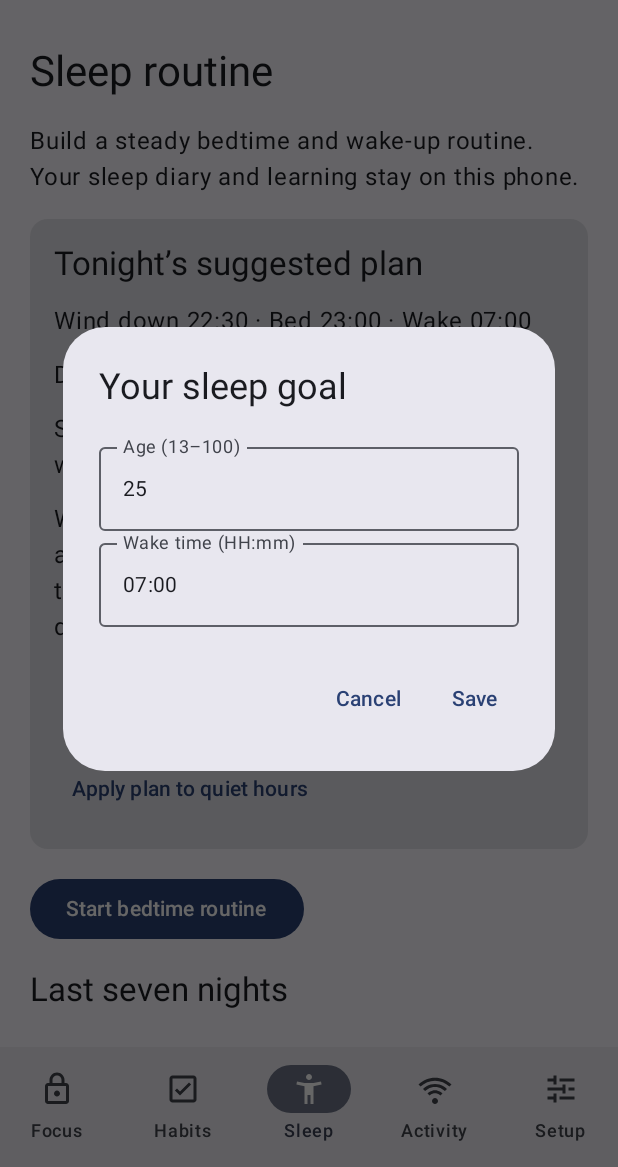
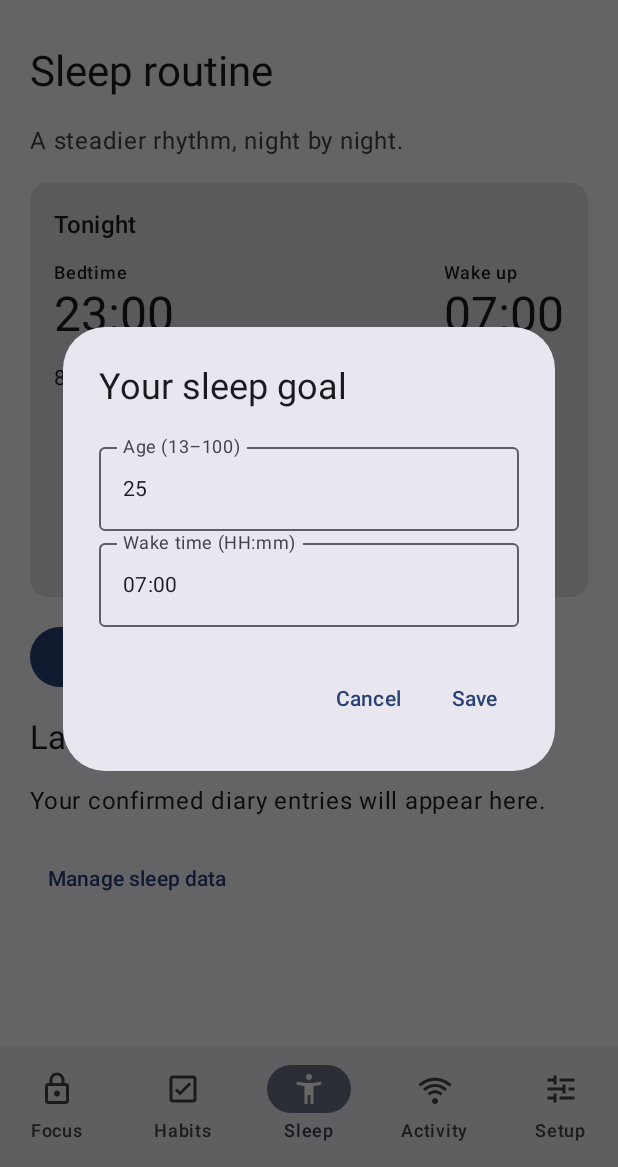
Before and after one commit to Shail9802/Tapwell, an Android app built with Jetpack Compose: the screen it shows after launch (MainActivity), item 3 of the bottom bar chosen, on a phone screen of 412 x 824 dp, the part 69-1236 px from its top. Run offline under Robolectric (Android 15) with nearby library versions, the phone set to English and light mode, and no system bars; libraries missing offline, so code that uses them is left out: androidx.health.connect; 6 statements that could not run were skipped.

Commit message:
Simplify app layouts and adaptive widget detail

```diff
--- a/app/build.gradle.kts
+++ b/app/build.gradle.kts
@@ -21,8 +21,8 @@ android {
         applicationId = "app.tapwell"
         minSdk = 31
         targetSdk = 36
-        versionCode = 27
-        versionName = "2.5.1"
+        versionCode = 28
+        versionName = "2.6.0"
         buildConfigField("boolean", "SAMSUNG_HEALTH_APPROVED", (samsungSdk != null && samsungApproved).toString())
         resValue("string", "google_web_client_id", providers.gradleProperty("tapwellGoogleWebClientId")
             .getOrElse("722832906948-2226jgg6oogc8unq3608mihn0nl5tgff.apps.googleusercontent.com"))
--- a/app/src/main/java/app/tapwell/Dashboard.kt
+++ b/app/src/main/java/app/tapwell/Dashboard.kt
@@ -136,7 +136,7 @@ private fun FocusPage(activity: MainActivity, now: Long, blocker: Boolean, onSet
     var addTarget by rememberSaveable { mutableStateOf<String?>(null) }
     var limitTarget by rememberSaveable { mutableStateOf<String?>(null) }
 
-    PageHeading("Focus", "Put a physical tap between you and the apps you want to spend less time in.")
+    PageHeading("Focus", "A little space from your apps.")
     FeatureCard(
         Symbol.LOCK,
         when {
@@ -289,7 +289,7 @@ private fun ActivityPage(activity: MainActivity, now: Long) {
         }
         counts
     }
-    PageHeading("Activity", "See screen time, Focus activity, and habit logs.")
+    PageHeading("Activity", "Your day at a glance.")
     Row(horizontalArrangement = Arrangement.spacedBy(8.dp)) {
         FilterChip(days == 1, { days = 1 }, label = { Text("Today") })
         FilterChip(days == 7, { days = 7 }, label = { Text("Last 7 days") })
@@ -353,7 +353,7 @@ private fun HabitsPage(
 ) {
     val store = activity.store
     var editingId by rememberSaveable { mutableStateOf<String?>(null) }
-    PageHeading("Habits", "Set reminders for your routines and choose how to complete them.")
+    PageHeading("Habits", "Small routines, one tap at a time.")
     FilledTonalButton(onClick = { editingId = "" }) {
         TapIcon(Symbol.PLUS)
         Text("Add habit", Modifier.padding(start = 4.dp))
@@ -434,7 +434,7 @@ private fun HabitCard(activity: MainActivity, habit: Habit, now: Long, onConfigu
                 modifier = Modifier.fillMaxWidth()
             )
             val servings = (settings.goalMl + settings.servingMl - 1) / settings.servingMl
-            Text("${settings.servingMl} mL per scan · $servings ${if (servings == 1) "serving" else "servings"} per day",
+            Text("${settings.servingMl} mL per tap · $servings servings",
                 style = MaterialTheme.typography.bodyMedium)
         }
         Row(Modifier.fillMaxWidth(), horizontalArrangement = Arrangement.spacedBy(8.dp)) {
@@ -449,9 +449,7 @@ private fun HabitCard(activity: MainActivity, habit: Habit, now: Long, onConfigu
             }
             OutlinedButton(onClick = onConfigure, modifier = Modifier.weight(1f)) { Text("Configure") }
         }
-        if (settings.needsNfc && !needsPairing) {
-            TextButton(onClick = onManageTags) { Text("Manage tags") }
-        }
+        if (settings.needsNfc && !needsPairing) TextButton(onClick = onManageTags) { Text("Tags") }
     }
 }
 
@@ -470,7 +468,14 @@ private fun SetupPage(
     var quietHours by rememberSaveable { mutableStateOf(false) }
     var mealSnoozes by rememberSaveable { mutableStateOf(false) }
     var about by rememberSaveable { mutableStateOf(false) }
-    PageHeading("Setup", "Pair your tags and turn on the Android permissions Tapwell uses.")
+    var section by rememberSaveable { mutableStateOf("Reminders") }
+    PageHeading("Setup", "Make Tapwell yours.")
+    androidx.compose.foundation.layout.FlowRow(horizontalArrangement = Arrangement.spacedBy(8.dp)) {
+        listOf("Reminders", "Tags", "Permissions", "App").forEach { name ->
+            FilterChip(section == name, { section = name }, label = { Text(name) })
+        }
+    }
+    if (section == "App") {
     SetupRow("Appearance", "Choose Monet colors and your launcher icon.", "Open", false) { appearance = true }
     if (appearance) AppearanceDialog(activity, dismiss = { appearance = false })
     SetupRow("NFC automation", "Set up Samsung routines or direct NFC control.", "Open", false) { nfcAutomation = true }
@@ -479,6 +484,8 @@ private fun SetupPage(
         deviceAdministration = true
     }
     if (deviceAdministration) DeviceAdministrationDialog(activity, dismiss = { deviceAdministration = false })
+    }
+    if (section == "Reminders") {
     SetupRow("Reminder alerts", "Choose a gentle chime or vibration only, and send a test alert.", "Open", false) { alertSettings = true }
     if (alertSettings) ReminderAlertsDialog(activity, dismiss = { alertSettings = false })
     SetupRow("Sleep quiet hours", "Pause habit reminders overnight. Default: 22:30–07:00.", "Open",
@@ -487,13 +494,16 @@ private fun SetupPage(
     SetupRow("Meal snooze", "Pause habit alerts during lunch and dinner.", "Open",
         activity.store.mealSnoozes().any { it.enabled }) { mealSnoozes = true }
     if (mealSnoozes) MealSnoozeDialog(activity, dismiss = { mealSnoozes = false })
+    }
+    if (section == "App") {
     val googleUser = remember(revision) { activity.store.googleUser() }
     SetupRow("Google account", googleUser?.email ?: "Sign in to sync and restore your Tapwell setup.", "Open", googleUser != null) { googleSync = true }
     if (googleSync) GoogleAccountDialog(activity, dismiss = { googleSync = false })
     SetupRow("Water & health apps", "Optional water export through Health Connect. Check Samsung Health compatibility.", "Open",
         activity.store.waterExportEnabled()) { waterHealth = true }
     if (waterHealth) WaterHealthDialog(activity, dismiss = { waterHealth = false })
-    Text("NFC tags", style = MaterialTheme.typography.titleLarge)
+    }
+    if (section == "Tags") {
     TagRole.entries.forEach { role ->
         val count = remember(revision, role) { activity.store.tags(role.slot).size }
         val detail = when (role) {
@@ -504,7 +514,8 @@ private fun SetupPage(
         val status = if (count == 0) detail else "$detail · $count paired"
         SetupRow("${role.title} tags", status, if (count > 0) "Manage" else "Pair", count > 0) { manageTags(role.slot) }
     }
-    Text("Permissions", style = MaterialTheme.typography.titleLarge)
+    }
+    if (section == "Permissions") {
     SetupRow("Accessibility", "Detects locked apps and the visible Shorts player on your phone.", "Open", blocker) {
         activity.openSettings(Intent(Settings.ACTION_ACCESSIBILITY_SETTINGS))
     }
@@ -518,8 +529,11 @@ private fun SetupPage(
     SetupRow("Reminder pop-ups", "Allow Tapwell to show the reminder screen over apps and on the lock screen.", "Open", popups) {
         activity.openSettings(Intent(Settings.ACTION_MANAGE_OVERLAY_PERMISSION, Uri.parse("package:${activity.packageName}")))
     }
+    }
+    if (section == "App") {
     SetupRow("About", "Meet the developer and find Tapwell’s source code.", "Open", false) { about = true }
     if (about) AboutDialog(activity, dismiss = { about = false })
+    }
 }
 
 @Composable
@@ -527,7 +541,7 @@ private fun SetupRow(title: String, detail: String, action: String, ready: Boole
     Surface(color = MaterialTheme.colorScheme.surfaceContainerLow, shape = MaterialTheme.shapes.large) {
         ListItem(
             headlineContent = { Text(title) },
-            supportingContent = { Text("${if (ready) "Ready · " else ""}$detail") },
+            supportingContent = { Text(if (ready) "Ready · $detail" else detail, style = MaterialTheme.typography.bodySmall, maxLines = 2, overflow = androidx.compose.ui.text.style.TextOverflow.Ellipsis) },
             trailingContent = { TextButton(onClick = onClick) { Text(action) } },
             colors = ListItemDefaults.colors(containerColor = MaterialTheme.colorScheme.surfaceContainerLow)
         )
@@ -537,8 +551,8 @@ private fun SetupRow(title: String, detail: String, action: String, ready: Boole
 @Composable
 private fun PageHeading(title: String, body: String) {
     Column(verticalArrangement = Arrangement.spacedBy(6.dp), modifier = Modifier.padding(bottom = 4.dp)) {
-        Text(title, style = MaterialTheme.typography.displaySmall)
-        Text(body, style = MaterialTheme.typography.bodyLarge, color = MaterialTheme.colorScheme.onSurfaceVariant)
+        Text(title, style = MaterialTheme.typography.headlineMedium)
+        Text(body, style = MaterialTheme.typography.bodyMedium, color = MaterialTheme.colorScheme.onSurfaceVariant)
     }
 }
 
@@ -553,15 +567,15 @@ private fun FeatureCard(
     val colors = MaterialTheme.colorScheme
     Card(
         colors = CardDefaults.cardColors(
-            containerColor = if (emphasized) colors.primaryContainer else colors.surfaceContainerLow,
-            contentColor = if (emphasized) colors.onPrimaryContainer else colors.onSurface
+            containerColor = colors.surfaceContainerLow,
+            contentColor = colors.onSurface
         ),
         shape = MaterialTheme.shapes.extraLarge
     ) {
-        Column(Modifier.fillMaxWidth().padding(20.dp), verticalArrangement = Arrangement.spacedBy(12.dp)) {
+        Column(Modifier.fillMaxWidth().padding(16.dp), verticalArrangement = Arrangement.spacedBy(8.dp)) {
             Row(verticalAlignment = Alignment.CenterVertically, horizontalArrangement = Arrangement.spacedBy(12.dp)) {
-                IconBadge(symbol, prominent = emphasized)
-                Text(title, style = MaterialTheme.typography.titleLarge)
+                TapIcon(symbol)
+                Text(title, style = MaterialTheme.typography.titleMedium)
             }
             Text(description, style = MaterialTheme.typography.bodyMedium)
             content()
--- a/app/src/main/java/app/tapwell/SleepRoutine.kt
+++ b/app/src/main/java/app/tapwell/SleepRoutine.kt
@@ -68,34 +68,43 @@ internal fun SleepRoutine(activity: MainActivity, now: Long) {
     var configure by remember { mutableStateOf(!sleep.configured()) }
     var checkIn by remember { mutableStateOf(false) }
     var clear by remember { mutableStateOf(false) }
+    var details by remember { mutableStateOf(false) }
     val nights = remember(revision) { sleep.nights() }
     val zone = ZoneId.systemDefault()
     val suggestion = remember(revision) { suggestSleep(sleep.age(), sleep.wake(), nights, zone) }
     Text("Sleep routine", style = MaterialTheme.typography.headlineMedium)
-    Text("Build a steady bedtime and wake-up routine. Your sleep diary and learning stay on this phone.")
+    Text("A steadier rhythm, night by night.", color = MaterialTheme.colorScheme.onSurfaceVariant)
     Card(Modifier.fillMaxWidth()) {
         Column(Modifier.fillMaxWidth().padding(16.dp), verticalArrangement = Arrangement.spacedBy(12.dp)) {
-            Text("Tonight’s suggested plan", style = MaterialTheme.typography.titleLarge)
-            Text("Wind down ${sleepClock(Math.floorMod(suggestion.bedtime - 30, 1440))} · Bed ${sleepClock(suggestion.bedtime)} · Wake ${sleepClock(suggestion.wake)}")
-            Text("Duration target: ${suggestion.duration / 60} h ${suggestion.duration % 60} min")
+            Text("Tonight", style = MaterialTheme.typography.titleMedium)
+            Row(Modifier.fillMaxWidth(), horizontalArrangement = Arrangement.SpaceBetween) {
+                Column { Text("Bedtime", style = MaterialTheme.typography.labelMedium); Text(sleepClock(suggestion.bedtime), style = MaterialTheme.typography.headlineLarge) }
+                Column { Text("Wake up", style = MaterialTheme.typography.labelMedium); Text(sleepClock(suggestion.wake), style = MaterialTheme.typography.headlineLarge) }
+            }
+            Text("${suggestion.duration / 60} h ${suggestion.duration % 60} min target · Wind down ${sleepClock(Math.floorMod(suggestion.bedtime - 30, 1440))}", style = MaterialTheme.typography.bodyMedium)
+            TextButton(onClick = { details = !details }) { Text(if (details) "Hide plan details" else "About this plan") }
+            if (details) {
             Text(if (suggestion.samples < 3) "Starting target for age ${sleep.age()}. Log at least three well-rested nights to personalise duration."
                 else "Local nearest-neighbour estimate from ${suggestion.samples} well-rested nights near your chosen wake time. Confidence: limited; confirm how you feel.")
             Text("When moving bedtime earlier, suggestions advance by up to 15 minutes per step. A transition night may still fall short of your duration target.")
-            TextButton(onClick = { configure = true }) { Text("Age & wake time") }
+            }
+            Row {
+            TextButton(onClick = { configure = true }) { Text("Edit goal") }
             TextButton(onClick = {
                 activity.store.saveQuietHours(QuietHours(true, suggestion.bedtime, suggestion.wake))
                 Reminders.reconcile(activity)
                 activity.notice("Suggested quiet hours applied")
-            }) { Text("Apply plan to quiet hours") }
+            }) { Text("Use quiet hours") }
+            }
         }
     }
     if (sleep.start() == 0L) {
         Button(onClick = { sleep.begin(now, zone); revision++; Reminders.reconcile(activity) }) { Text("Start bedtime routine") }
-        if (activity.store.hasTags(TagRole.FOCUS.slot)) OutlinedButton(onClick = {
+        if (activity.store.hasTags(TagRole.FOCUS.slot)) TextButton(onClick = {
             activity.scanRole(TagRole.FOCUS, "Bedtime ritual", "Scan a paired Focus tag to begin quiet hours.") {
                 sleep.begin(System.currentTimeMillis(), zone); revision++; Reminders.reconcile(activity)
             }
-        }) { Text("Start with Focus NFC tag") }
+        }) { Text("Or scan Focus tag") }
     } else {
         Text("Bedtime routine active. This records time in bed, not measured sleep.")
         Button(onClick = { checkIn = true }) { Text("Morning check-in") }
@@ -105,7 +114,7 @@ internal fun SleepRoutine(activity: MainActivity, now: Long) {
     Text("Last seven nights", style = MaterialTheme.typography.titleLarge)
     val recent = nights.takeLast(7)
     val color = MaterialTheme.colorScheme.primary
-    Canvas(Modifier.fillMaxWidth().height(110.dp)) {
+    if (recent.isNotEmpty()) Canvas(Modifier.fillMaxWidth().height(110.dp)) {
         recent.forEachIndexed { i, night ->
             val width = size.width / 7
             val height = size.height * (night.minutes / 720f).coerceIn(0f, 1f)
@@ -116,8 +125,8 @@ internal fun SleepRoutine(activity: MainActivity, now: Long) {
     recent.reversed().forEach {
         Text("${Instant.ofEpochMilli(it.end).atZone(zone).toLocalDate()} · ${it.minutes / 60} h ${it.minutes % 60} min · Rested ${it.rested}/5")
     }
-    Text("Adult baseline: at least 7 hours regularly; teenagers generally need 8–10 hours. Keep bed and wake times consistent. Suggestions support routines and do not diagnose sleep problems.", style = MaterialTheme.typography.bodySmall)
-    TextButton(onClick = { clear = true }) { Text("Delete sleep diary & preferences") }
+    if (details) Text("Adult baseline: at least 7 hours regularly; teenagers generally need 8–10 hours. Suggestions support routines and do not diagnose sleep problems.", style = MaterialTheme.typography.bodySmall)
+    TextButton(onClick = { clear = true }) { Text("Manage sleep data") }
     if (configure) {
         var age by remember { mutableStateOf(sleep.age().toString()) }
         var wake by remember { mutableStateOf(sleepClock(sleep.wake())) }
--- a/app/src/main/res/layout/widget_activity.xml
+++ b/app/src/main/res/layout/widget_activity.xml
@@ -1,7 +1,7 @@
 <LinearLayout xmlns:android="http://schemas.android.com/apk/res/android"
     android:id="@+id/widget_root" android:layout_width="match_parent" android:layout_height="match_parent"
-    android:orientation="vertical" android:padding="10dp" android:background="@drawable/widget_surface">
-    <LinearLayout android:layout_width="match_parent" android:layout_height="28dp" android:gravity="center_vertical">
+    android:orientation="vertical" android:padding="12dp" android:background="@drawable/widget_surface">
+    <LinearLayout android:id="@+id/widget_activity_header" android:layout_width="match_parent" android:layout_height="28dp" android:gravity="center_vertical">
         <TextView android:id="@+id/widget_title" android:layout_width="0dp" android:layout_height="wrap_content" android:layout_weight="1"
             android:text="@string/activity_widget_label" android:textColor="@color/widget_text" android:textSize="14sp"
             android:textStyle="bold" android:maxLines="1" android:ellipsize="end" />
@@ -11,7 +11,7 @@
     </LinearLayout>
     <TextView android:id="@+id/widget_summary" android:layout_width="match_parent" android:layout_height="wrap_content"
         android:text="@string/widget_activity_preview"
-        android:textColor="@color/widget_text" android:textSize="12sp" android:maxLines="3" android:ellipsize="end" />
+        android:textColor="@color/widget_text" android:textSize="16sp" android:maxLines="1" android:ellipsize="end" />
     <ImageView android:id="@+id/widget_chart" android:layout_width="match_parent" android:layout_height="0dp"
         android:layout_weight="1" android:scaleType="fitCenter" android:adjustViewBounds="true" />
     <TextView android:id="@+id/widget_limits" android:layout_width="match_parent" android:layout_height="wrap_content"
--- a/app/src/main/res/layout/widget_habit_tile.xml
+++ b/app/src/main/res/layout/widget_habit_tile.xml
@@ -1,7 +1,7 @@
 <LinearLayout xmlns:android="http://schemas.android.com/apk/res/android"
     android:id="@+id/widget_habit_tile" android:layout_width="match_parent" android:layout_height="wrap_content"
     android:padding="4dp" android:gravity="center" android:orientation="vertical"
-    android:background="@drawable/widget_tile">
+    >
     <TextView android:id="@+id/widget_habit_title" android:layout_width="match_parent" android:layout_height="wrap_content"
         android:gravity="center" android:textColor="@color/widget_text" android:textSize="13sp" android:textStyle="bold"
         android:maxLines="1" android:ellipsize="end" />
```
Also changed, not shown: app/src/main/java/app/tapwell/TapwellWidgets.kt (+16 -11 lines), 1 other file.
